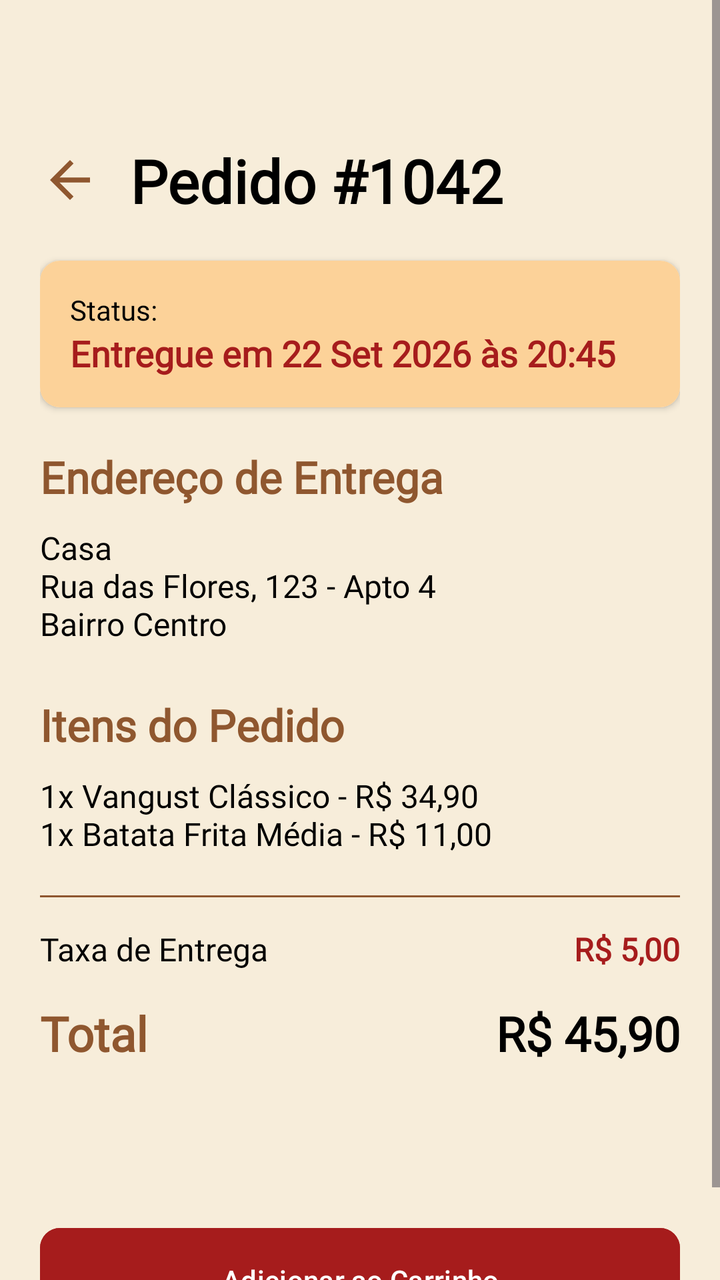
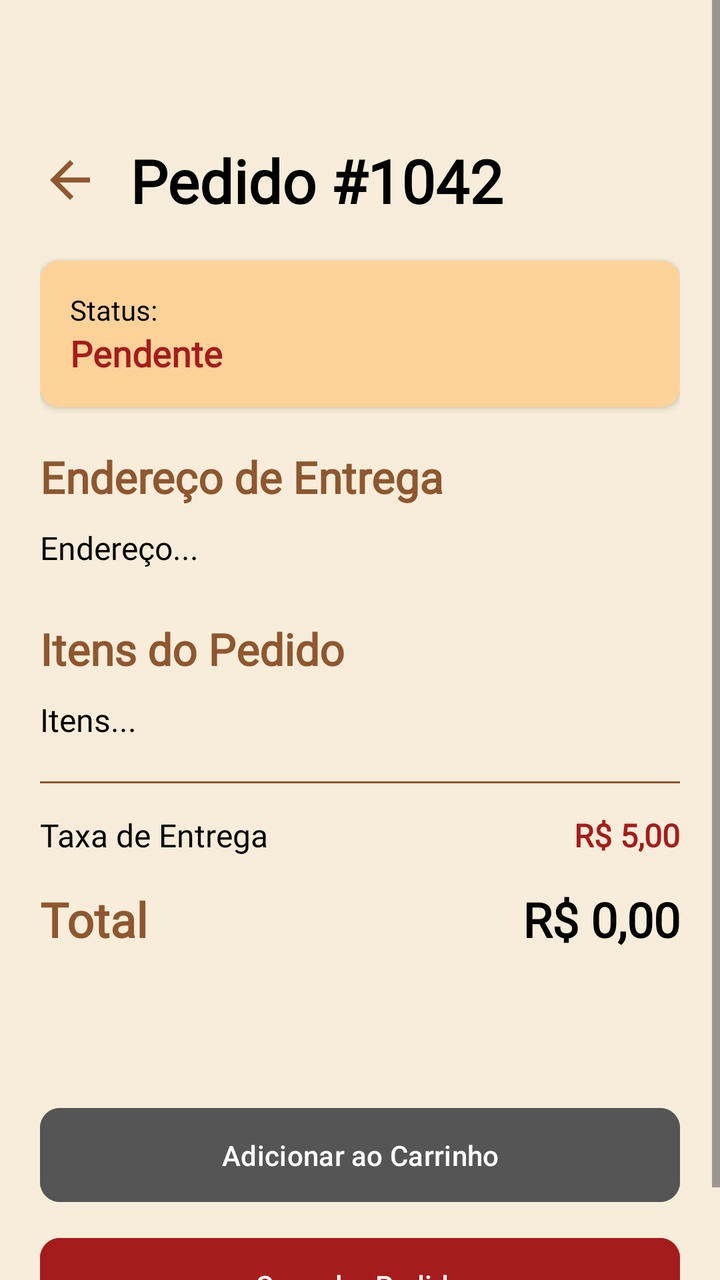

Screens rendered from an Android XML layout before and after an edit, with the pre-edit source and the edit as a unified diff.
<!-- AndroidManifest.xml: application theme Theme.VangustApp -->
<!-- res/layout/detalhes_pedidos_layout.xml -->
<?xml version="1.0" encoding="utf-8"?>
<ScrollView xmlns:android="http://schemas.android.com/apk/res/android"
    xmlns:app="http://schemas.android.com/apk/res-auto"
    xmlns:tools="http://schemas.android.com/tools"
    android:layout_width="match_parent"
    android:layout_height="match_parent"
    android:background="#F7EDDA"
    android:fillViewport="true"
    tools:context=".DetalhesPedidosActivity">

    <LinearLayout
        android:layout_marginTop="50dp"
        android:layout_width="match_parent"
        android:layout_height="wrap_content"
        android:orientation="vertical"
        android:padding="20dp">

        
        <LinearLayout
            android:layout_width="match_parent"
            android:layout_height="wrap_content"
            android:gravity="center_vertical"
            android:orientation="horizontal"
            android:layout_marginBottom="20dp">

            <ImageView
                android:id="@+id/btnVoltarDetalhes"
                android:layout_width="30dp"
                android:layout_height="30dp"
                android:src="@drawable/baseline_arrow_back"
                app:tint="#8F572F" />

            <TextView
                android:id="@+id/tvTituloPedidoDetalhes"
                android:layout_width="wrap_content"
                android:layout_height="wrap_content"
                android:layout_marginStart="15dp"
                android:fontFamily="@font/oswald_regular"
                android:text="Pedido #1042"
                android:textColor="@color/black"
                android:textSize="30sp"
                android:textStyle="bold" />
        </LinearLayout>

        
        <androidx.cardview.widget.CardView
            android:layout_width="match_parent"
            android:layout_height="wrap_content"
            android:layout_marginBottom="20dp"
            app:cardCornerRadius="10dp"
            app:cardElevation="2dp">

            <LinearLayout
                android:layout_width="match_parent"
                android:layout_height="wrap_content"
                android:background="#FCD299"
                android:padding="15dp"
                android:orientation="vertical">

                <TextView
                    android:layout_width="wrap_content"
                    android:layout_height="wrap_content"
                    android:fontFamily="@font/roboto_condensed_light"
                    android:text="Status:"
                    android:textColor="@color/black"
                    android:textSize="14sp" />

                <TextView
                    android:id="@+id/tvStatusDetalhes"
                    android:layout_width="wrap_content"
                    android:layout_height="wrap_content"
                    android:fontFamily="@font/oswald_regular"
                    android:text="Entregue em 22 Set 2026 às 20:45"
                    android:textColor="#A61C1C"
                    android:textSize="18sp"
                    android:textStyle="bold" />
            </LinearLayout>
        </androidx.cardview.widget.CardView>

        
        <TextView
            android:layout_width="wrap_content"
            android:layout_height="wrap_content"
            android:fontFamily="@font/oswald_regular"
            android:text="Endereço de Entrega"
            android:textColor="#8F572F"
            android:textSize="22sp"
            android:textStyle="bold"
            android:layout_marginBottom="10dp"/>

        <TextView
            android:id="@+id/tvEnderecoDetalhes"
            android:layout_width="match_parent"
            android:layout_height="wrap_content"
            android:fontFamily="@font/roboto_condensed_light"
            android:text="Casa\nRua das Flores, 123 - Apto 4\nBairro Centro"
            android:textColor="@color/black"
            android:textSize="16sp"
            android:layout_marginBottom="25dp" />

        
        <TextView
            android:layout_width="wrap_content"
            android:layout_height="wrap_content"
            android:fontFamily="@font/oswald_regular"
            android:text="Itens do Pedido"
            android:textColor="#8F572F"
            android:textSize="22sp"
            android:textStyle="bold"
            android:layout_marginBottom="10dp"/>

        
        <TextView
            android:id="@+id/tvItensDetalhes"
            android:layout_width="match_parent"
            android:layout_height="wrap_content"
            android:fontFamily="@font/roboto_condensed_light"
            android:text="1x Vangust Clássico - R$ 34,90\n1x Batata Frita Média - R$ 11,00"
            android:textColor="@color/black"
            android:textSize="16sp"
            android:layout_marginBottom="20dp" />

        
        <View
            android:layout_width="match_parent"
            android:layout_height="1dp"
            android:background="#8F572F"
            android:layout_marginBottom="15dp"/>

        <LinearLayout
            android:layout_width="match_parent"
            android:layout_height="wrap_content"
            android:orientation="horizontal"
            android:layout_marginBottom="15dp">

            <TextView
                android:layout_width="0dp"
                android:layout_height="wrap_content"
                android:layout_weight="1"
                android:fontFamily="@font/roboto_condensed_light"
                android:text="Taxa de Entrega"
                android:textColor="@color/black"
                android:textSize="16sp" />

            <TextView
                android:id="@+id/tvTaxaEntregaDetalhes"
                android:layout_width="wrap_content"
                android:layout_height="wrap_content"
                android:fontFamily="@font/roboto_condensed_light"
                android:text="R$ 5,00"
                android:textColor="#A61C1C"
                android:textStyle="bold"
                android:textSize="16sp" />
        </LinearLayout>

        <LinearLayout
            android:layout_width="match_parent"
            android:layout_height="wrap_content"
            android:orientation="horizontal"
            android:layout_marginBottom="25dp">

            <TextView
                android:layout_width="0dp"
                android:layout_height="wrap_content"
                android:layout_weight="1"
                android:fontFamily="@font/oswald_regular"
                android:text="Total"
                android:textColor="#8F572F"
                android:textSize="24sp"
                android:textStyle="bold" />

            <TextView
                android:id="@+id/tvTotalDetalhes"
                android:layout_width="wrap_content"
                android:layout_height="wrap_content"
                android:fontFamily="@font/oswald_regular"
                android:text="R$ 45,90"
                android:textColor="@color/black"
                android:textSize="24sp"
                android:textStyle="bold" />
        </LinearLayout>

        
        <View
            android:layout_width="match_parent"
            android:layout_height="0dp"
            android:layout_weight="1" />

        
        <com.google.android.material.button.MaterialButton
            android:id="@+id/btnPedirNovamente"
            android:layout_width="match_parent"
            android:layout_height="60dp"
            android:layout_marginTop="10dp"
            android:backgroundTint="#A61C1C"
            android:text="Adicionar ao Carrinho"
            app:cornerRadius="10dp" />

    </LinearLayout>
</ScrollView>
<!-- resources referenced by this layout -->
<resources>
  <color name="black">#FF000000</color>
  <!-- drawable baseline_arrow_back (drawable) -->
  <vector xmlns:android="http://schemas.android.com/apk/res/android" android:autoMirrored="true" android:height="24dp" android:tint="#000000" android:viewportHeight="24" android:viewportWidth="24" android:width="24dp">
        
      <path android:fillColor="@android:color/white" android:pathData="M20,11H7.83l5.59,-5.59L12,4l-8,8 8,8 1.41,-1.41L7.83,13H20v-2z"/>
      
  </vector>
  <style name="Theme.VangustApp" parent="Base.Theme.VangustApp" />
  <style name="Base.Theme.VangustApp" parent="Theme.Material3.DayNight.NoActionBar">
          
          
      </style>
</resources>

<!-- the commit's change to res/layout/detalhes_pedidos_layout.xml (unified diff, before → after) -->
@@ -70,7 +70,7 @@
                     android:layout_width="wrap_content"
                     android:layout_height="wrap_content"
                     android:fontFamily="@font/oswald_regular"
-                    android:text="Entregue em 22 Set 2026 às 20:45"
+                    android:text="Pendente"
                     android:textColor="#A61C1C"
                     android:textSize="18sp"
                     android:textStyle="bold" />
@@ -93,7 +93,7 @@
             android:layout_width="match_parent"
             android:layout_height="wrap_content"
             android:fontFamily="@font/roboto_condensed_light"
-            android:text="Casa\nRua das Flores, 123 - Apto 4\nBairro Centro"
+            android:text="Endereço..."
             android:textColor="@color/black"
             android:textSize="16sp"
             android:layout_marginBottom="25dp" />
@@ -109,13 +109,12 @@
             android:textStyle="bold"
             android:layout_marginBottom="10dp"/>
 
-        
         <TextView
             android:id="@+id/tvItensDetalhes"
             android:layout_width="match_parent"
             android:layout_height="wrap_content"
             android:fontFamily="@font/roboto_condensed_light"
-            android:text="1x Vangust Clássico - R$ 34,90\n1x Batata Frita Média - R$ 11,00"
+            android:text="Itens..."
             android:textColor="@color/black"
             android:textSize="16sp"
             android:layout_marginBottom="20dp" />
@@ -174,13 +173,12 @@
                 android:layout_width="wrap_content"
                 android:layout_height="wrap_content"
                 android:fontFamily="@font/oswald_regular"
-                android:text="R$ 45,90"
+                android:text="R$ 0,00"
                 android:textColor="@color/black"
                 android:textSize="24sp"
                 android:textStyle="bold" />
         </LinearLayout>
 
-        
         <View
             android:layout_width="match_parent"
             android:layout_height="0dp"
@@ -190,10 +188,20 @@
         <com.google.android.material.button.MaterialButton
             android:id="@+id/btnPedirNovamente"
             android:layout_width="match_parent"
-            android:layout_height="60dp"
+            android:layout_height="55dp"
+            android:layout_marginTop="10dp"
+            android:backgroundTint="#555"
+            android:text="Adicionar ao Carrinho"
+            app:cornerRadius="10dp" />
+
+        
+        <com.google.android.material.button.MaterialButton
+            android:id="@+id/btnCancelarPedidoDetalhes"
+            android:layout_width="match_parent"
+            android:layout_height="55dp"
             android:layout_marginTop="10dp"
             android:backgroundTint="#A61C1C"
-            android:text="Adicionar ao Carrinho"
+            android:text="Cancelar Pedido"
             app:cornerRadius="10dp" />
 
     </LinearLayout>
